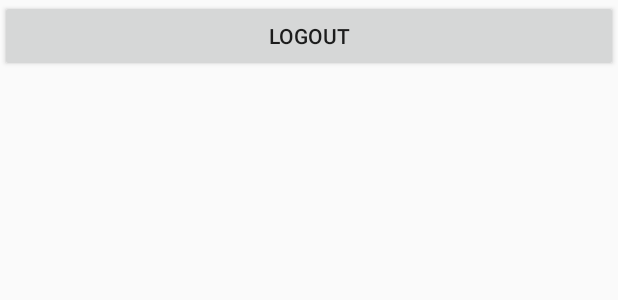
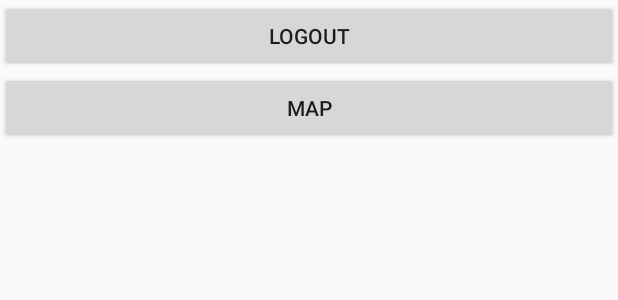
Before and after one commit to itsdeepumalhotra/Travelart, an Android app: the layout activity_home.xml on its own in the app's theme, with its tools: preview values and no code run, on a phone screen of 412 x 824 dp. Shown: the top 300 px of the screen. Run offline under Robolectric (Android 15) with nearby library versions, the phone set to English and light mode, and no system bars; Roboto replaces fonts that are not available here.

Commit message:
Maps Added

```diff
--- a/app/src/main/java/com/example/travelart/LoginActivity.java
+++ b/app/src/main/java/com/example/travelart/LoginActivity.java
@@ -77,7 +77,7 @@ public class LoginActivity extends AppCompatActivity {
                 ResponseModel responseModel = response.body();
                 String output = responseModel.getStatus();
                 if (output.equals("error")){
-                    TastyToast.makeText(getApplicationContext(),"Sorry, but.. Something's Wrong..!",TastyToast.LENGTH_SHORT, TastyToast.CONFUSING);
+                    TastyToast.makeText(getApplicationContext(),"Enter Valid Details..!",TastyToast.LENGTH_SHORT, TastyToast.CONFUSING);
 
                 }
                 if (output.equals("success")){
@@ -94,7 +94,7 @@ public class LoginActivity extends AppCompatActivity {
 
             @Override
             public void onFailure(Call<ResponseModel> call, Throwable t) {
-                TastyToast.makeText(getApplicationContext(),"Enter Valid Details..!!",TastyToast.LENGTH_SHORT, TastyToast.ERROR);
+                TastyToast.makeText(getApplicationContext(),"Sorry, but.. Something's Wrong..!!",TastyToast.LENGTH_SHORT, TastyToast.ERROR);
             }
         });
     }
--- a/app/src/main/java/com/example/travelart/MainActivity.java
+++ b/app/src/main/java/com/example/travelart/MainActivity.java
@@ -28,7 +28,7 @@ public class MainActivity extends AppCompatActivity {
 
 
     private void gotoLogin() {
-        Intent intent = new Intent(this, MapviewsActivity.class); // to be changed later from home to login TODO
+        Intent intent = new Intent(this, LoginActivity.class); // to be changed later from home to login TODO
         startActivity(intent);
         finish();
     }
--- a/app/src/main/java/com/example/travelart/api/Controller.java
+++ b/app/src/main/java/com/example/travelart/api/Controller.java
@@ -5,7 +5,7 @@ import retrofit2.converter.gson.GsonConverterFactory;
 
 public class Controller {
 
-     private static final String url = "http://192.168.42.62/api/";
+     private static final String url = "http://192.168.0.3/api/";
      private static Controller clientObject;
      private static Retrofit retrofit;
 
--- a/app/src/main/res/layout/activity_home.xml
+++ b/app/src/main/res/layout/activity_home.xml
@@ -12,4 +12,10 @@
         android:layout_height="wrap_content"
         android:text="Logout"
         android:id="@+id/logout"/>
+
+    <Button
+    android:layout_width="match_parent"
+    android:layout_height="wrap_content"
+    android:text="MAP"
+    android:id="@+id/map"/>
 </LinearLayout>
```
Also changed, not shown: app/src/main/java/com/example/travelart/HomeActivity.java (+14 -1 lines).
